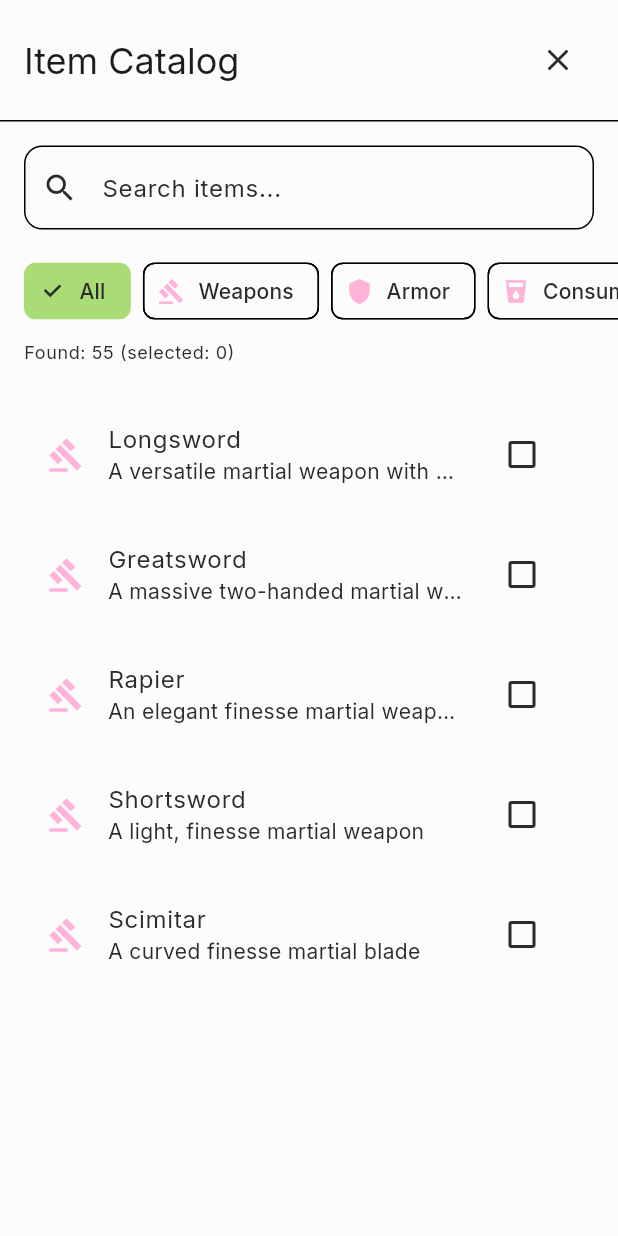
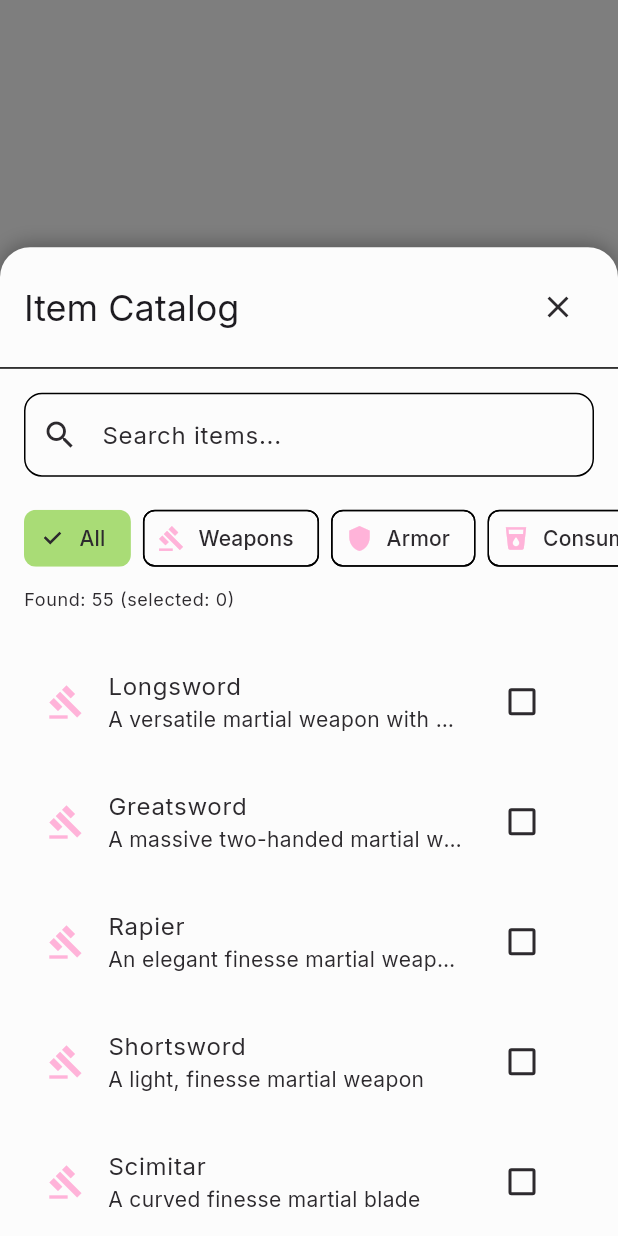
Before and after one commit to QurieGLord/QDnD-Roleplay-Companion, a Flutter app: the _ItemCatalogDialog widget shown alone on an empty page, opened directly with empty values, on a phone screen of 412 x 824 dp. Run offline on Flutter 3.47's test engine with Material 3 defaults, Android fonts, the phone set to English and light mode, and no system bars; our stand-ins replace file_picker, google_fonts, hive, hive_flutter; accounts and stored records are empty.

Commit message:
Fix critical bugs and update README
Fixes:
- Equipment catalog: Replaced Material with Container wrapper to fix gray screen issue
- HP section: Changed layout from Row to Column to prevent stretching
- Ability scores: Added initialization on first build to apply standard array

Updates:
- README.md: Complete redesign with new branding and structure
- Deprecated methods: Replaced withOpacity with withValues for color transparency

🤖 Generated with [Claude Code](https://claude.com/claude-code)

Co-Authored-By: Claude <noreply@anthropic.com>

```diff
--- a/lib/features/character_creation/steps/equipment_step.dart
+++ b/lib/features/character_creation/steps/equipment_step.dart
@@ -794,15 +794,29 @@ class _ItemCatalogDialogState extends State<_ItemCatalogDialog> {
 
     return Consumer<CharacterCreationState>(
       builder: (context, state, child) {
-        return DraggableScrollableSheet(
+        return Container(
+          decoration: BoxDecoration(
+            color: Colors.black.withValues(alpha: 0.5),
+          ),
+          child: DraggableScrollableSheet(
             initialChildSize: 0.8,
             minChildSize: 0.5,
             maxChildSize: 0.95,
-      expand: false,
             builder: (context, scrollController) {
-        return Material(
+              return Container(
+                decoration: BoxDecoration(
                   color: theme.colorScheme.surface,
                   borderRadius: const BorderRadius.vertical(top: Radius.circular(20)),
+                  boxShadow: [
+                    BoxShadow(
+                      color: Colors.black.withValues(alpha: 0.3),
+                      blurRadius: 10,
+                      spreadRadius: 0,
+                      offset: const Offset(0, -2),
+                    ),
+                  ],
+                ),
+                clipBehavior: Clip.antiAlias,
                 child: Column(
           children: [
             // Header
@@ -1018,6 +1032,7 @@ class _ItemCatalogDialogState extends State<_ItemCatalogDialog> {
                 ),
               );
             },
+          ),
         );
       },
     );
```
Also changed, not shown: lib/features/character_creation/steps/ability_scores_step.dart (+17 -5 lines), 1 other file. Lines whose indentation alone changed are shown as unchanged.
